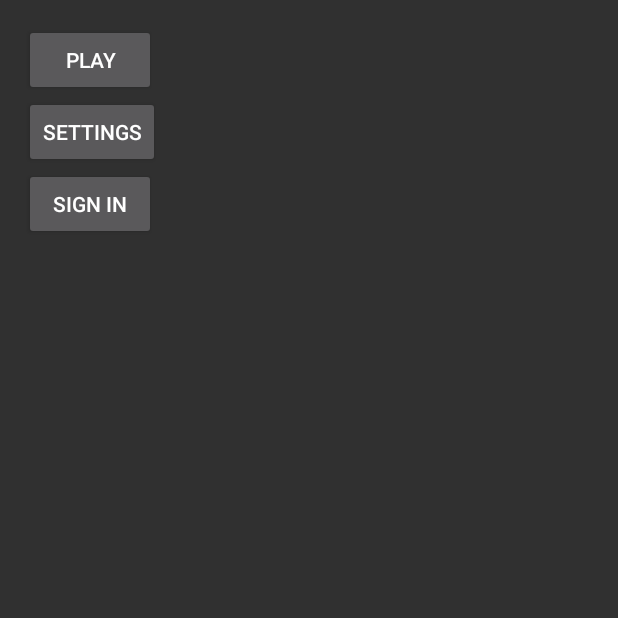
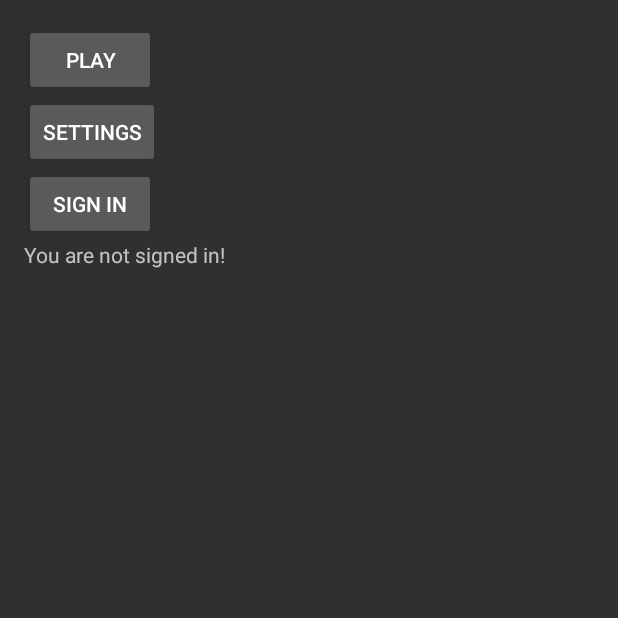
Before and after one commit to tomiplaz/yamb-friends, an Android app: the screen it shows after launch (MainActivity), on a phone screen of 412 x 824 dp, the top half of it. Run offline under Robolectric (Android 15) with nearby library versions, the phone set to English and light mode, and no system bars.

Commit message:
Implemented silentSignIn

```diff
--- a/app/src/main/java/com/plazonic/tomislav/yambfriends/MainActivity.java
+++ b/app/src/main/java/com/plazonic/tomislav/yambfriends/MainActivity.java
@@ -4,16 +4,59 @@ import android.content.Intent;
 import android.preference.PreferenceManager;
 import android.support.v7.app.AppCompatActivity;
 import android.os.Bundle;
+import android.util.Log;
 import android.view.View;
+import android.widget.TextView;
 
-public class MainActivity extends AppCompatActivity {
+import com.google.android.gms.auth.api.Auth;
+import com.google.android.gms.auth.api.signin.GoogleSignInAccount;
+import com.google.android.gms.auth.api.signin.GoogleSignInOptions;
+import com.google.android.gms.auth.api.signin.GoogleSignInResult;
+import com.google.android.gms.common.ConnectionResult;
+import com.google.android.gms.common.api.GoogleApiClient;
+import com.google.android.gms.common.api.OptionalPendingResult;
+
+public class MainActivity extends AppCompatActivity implements GoogleApiClient.OnConnectionFailedListener {
+
+    private static final String TAG = "MainActivity";
+    private GoogleApiClient googleApiClient;
+    private TextView tvProfileInfoMain;
 
     @Override
     protected void onCreate(Bundle savedInstanceState) {
         super.onCreate(savedInstanceState);
         setContentView(R.layout.activity_main);
 
+        tvProfileInfoMain = (TextView) findViewById(R.id.profile_info_main);
+
         PreferenceManager.setDefaultValues(this, R.xml.settings, false);
+
+        GoogleSignInOptions googleSignInOptions =
+                new GoogleSignInOptions.Builder(GoogleSignInOptions.DEFAULT_SIGN_IN).build();
+        googleApiClient =
+                new GoogleApiClient.Builder(this).enableAutoManage(this, this).addApi(Auth.GOOGLE_SIGN_IN_API, googleSignInOptions).build();
+    }
+
+    @Override
+    public void onStart() {
+        super.onStart();
+
+        OptionalPendingResult<GoogleSignInResult> optionalPendingResult = Auth.GoogleSignInApi.silentSignIn(googleApiClient);
+        if (optionalPendingResult.isDone()) {
+            Log.d(TAG, "Successful cached sign in");
+            GoogleSignInResult googleSignInResult = optionalPendingResult.get();
+            if (googleSignInResult.isSuccess()) {
+                GoogleSignInAccount googleSignInAccount = googleSignInResult.getSignInAccount();
+                tvProfileInfoMain.setText("Signed in as \n" + googleSignInAccount.getDisplayName() + "\n" + googleSignInAccount.getId());
+            } else {
+                tvProfileInfoMain.setText(R.string.not_signed_in);
+            }
+        }
+    }
+
+    @Override
+    public void onConnectionFailed(ConnectionResult connectionResult) {
+        Log.d(TAG, "onConnectionFailed: " + connectionResult);
     }
 
     public void startGame(View v) {
@@ -43,6 +86,6 @@ public class MainActivity extends AppCompatActivity {
  *
  * available cells related actions to functions
  *
- *
+ * enable ide's vertical line and fix formatting
  *
  */
--- a/app/src/main/res/layout/activity_main.xml
+++ b/app/src/main/res/layout/activity_main.xml
@@ -33,4 +33,11 @@
         android:text="@string/sign_in_text"
         android:onClick="goToSignIn" />
 
+    <TextView
+        android:id="@+id/profile_info_main"
+        android:layout_width="wrap_content"
+        android:layout_height="wrap_content"
+        android:layout_below="@id/sign_in_button"
+        android:text="@string/not_signed_in"/>
+
 </RelativeLayout>
--- a/app/src/main/res/layout/activity_sign_in.xml
+++ b/app/src/main/res/layout/activity_sign_in.xml
@@ -37,9 +37,10 @@
     </LinearLayout>
 
     <TextView
-        android:id="@+id/account_info"
+        android:id="@+id/profile_info_sign_in"
         android:layout_width="wrap_content"
         android:layout_height="wrap_content"
-        android:layout_below="@id/google_sign_out_disconnect" />
+        android:layout_below="@id/google_sign_out_disconnect"
+        android:text="@string/not_signed_in" />
 
 </RelativeLayout>
--- a/app/src/main/res/values/strings.xml
+++ b/app/src/main/res/values/strings.xml
@@ -5,6 +5,7 @@
     <string name="settings_text">Settings</string>
     <string name="sign_in_text">Sign In</string>
 
+    <string name="not_signed_in">You are not signed in!</string>
     <string name="sign_out_text">Sign Out</string>
     <string name="disconnect_text">Disconnect</string>
 
```
Also changed, not shown: app/src/main/java/com/plazonic/tomislav/yambfriends/SignInActivity.java (+18 -4 lines).
